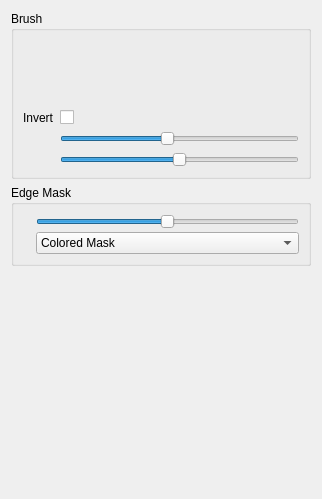
Above: src/app/ui/omni_ui_Blend.ui from WilstonOreo/omnidome before the change. Below: the same form after it.
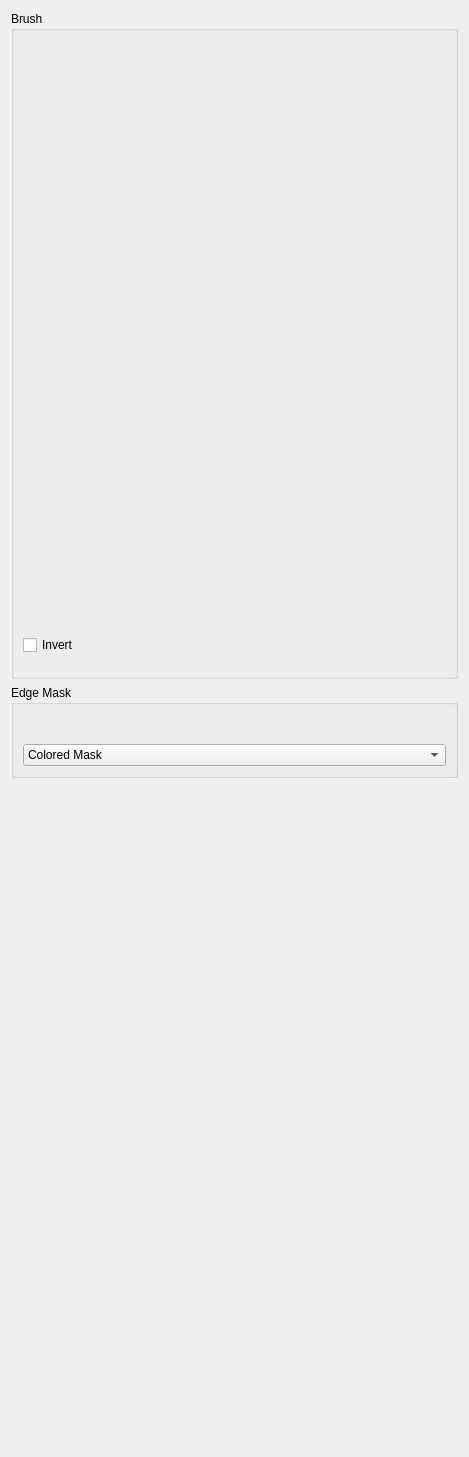
That is the form after the change. Icons and pictures are not drawn. Custom widgets are drawn as their Qt base class.

Commit message: BlendMask Settings + Brush Preview

The edit to the form file:
```diff
--- a/src/app/ui/omni_ui_Blend.ui
+++ b/src/app/ui/omni_ui_Blend.ui
@@ -6,8 +6,8 @@
    <rect>
     <x>0</x>
     <y>0</y>
-    <width>322</width>
-    <height>499</height>
+    <width>469</width>
+    <height>1457</height>
    </rect>
   </property>
   <property name="windowTitle">
@@ -17,7 +17,7 @@
    <item>
     <widget class="QGroupBox" name="grpBrush">
      <property name="sizePolicy">
-      <sizepolicy hsizetype="Preferred" vsizetype="Minimum">
+      <sizepolicy hsizetype="Preferred" vsizetype="Expanding">
        <horstretch>0</horstretch>
        <verstretch>0</verstretch>
       </sizepolicy>
@@ -25,169 +25,41 @@
      <property name="title">
       <string>Brush</string>
      </property>
-     <layout class="QFormLayout" name="formLayout_2">
-      <property name="fieldGrowthPolicy">
-       <enum>QFormLayout::AllNonFixedFieldsGrow</enum>
-      </property>
-      <item row="0" column="1">
-       <widget class="QFrame" name="horizontalFrame">
-        <layout class="QHBoxLayout" name="horizontalLayout_7">
-         <property name="leftMargin">
-          <number>0</number>
-         </property>
-         <property name="topMargin">
-          <number>0</number>
-         </property>
-         <property name="rightMargin">
-          <number>0</number>
-         </property>
-         <property name="bottomMargin">
-          <number>0</number>
-         </property>
-         <item>
-          <spacer name="horizontalSpacer">
-           <property name="orientation">
-            <enum>Qt::Horizontal</enum>
-           </property>
-           <property name="sizeHint" stdset="0">
-            <size>
-             <width>40</width>
-             <height>20</height>
-            </size>
-           </property>
-          </spacer>
-         </item>
-         <item>
-          <widget class="omni::ui::BrushPreview" name="brushPreview" native="true">
-           <property name="minimumSize">
-            <size>
-             <width>64</width>
-             <height>64</height>
-            </size>
-           </property>
-           <property name="maximumSize">
-            <size>
-             <width>64</width>
-             <height>64</height>
-            </size>
-           </property>
-          </widget>
-         </item>
-         <item>
-          <spacer name="horizontalSpacer_2">
-           <property name="orientation">
-            <enum>Qt::Horizontal</enum>
-           </property>
-           <property name="sizeHint" stdset="0">
-            <size>
-             <width>40</width>
-             <height>20</height>
-            </size>
-           </property>
-          </spacer>
-         </item>
-        </layout>
+     <layout class="QVBoxLayout" name="verticalLayout_3">
+      <item>
+       <widget class="omni::ui::BrushPreview" name="brushPreview" native="true">
+        <property name="sizePolicy">
+         <sizepolicy hsizetype="Preferred" vsizetype="Expanding">
+          <horstretch>0</horstretch>
+          <verstretch>0</verstretch>
+         </sizepolicy>
+        </property>
        </widget>
       </item>
-      <item row="1" column="0">
-       <widget class="QLabel" name="label_2">
+      <item>
+       <widget class="QCheckBox" name="chkInvert">
         <property name="text">
          <string>Invert</string>
         </property>
        </widget>
       </item>
-      <item row="2" column="0">
-       <widget class="QLabel" name="lbSize">
-        <property name="toolTip">
-         <string>Brush size</string>
-        </property>
-        <property name="text">
-         <string/>
-        </property>
-        <property name="pixmap">
-         <pixmap>:/buttons/rc/buttons/brush_size.png</pixmap>
-        </property>
-       </widget>
-      </item>
-      <item row="2" column="1">
-       <widget class="QSlider" name="sliderBrushSize">
+      <item>
+       <widget class="slim::RangedFloat" name="sliderSize" native="true">
         <property name="sizePolicy">
-         <sizepolicy hsizetype="Expanding" vsizetype="Fixed">
+         <sizepolicy hsizetype="Preferred" vsizetype="Preferred">
           <horstretch>0</horstretch>
           <verstretch>0</verstretch>
          </sizepolicy>
         </property>
-        <property name="minimumSize">
-         <size>
-          <width>32</width>
-          <height>0</height>
-         </size>
-        </property>
-        <property name="maximumSize">
-         <size>
-          <width>16777215</width>
-          <height>16777215</height>
-         </size>
-        </property>
-        <property name="minimum">
-         <number>10</number>
-        </property>
-        <property name="maximum">
-         <number>100</number>
-        </property>
-        <property name="value">
-         <number>50</number>
-        </property>
-        <property name="orientation">
-         <enum>Qt::Horizontal</enum>
-        </property>
        </widget>
       </item>
-      <item row="3" column="0">
-       <widget class="QLabel" name="lbFeather">
-        <property name="toolTip">
-         <string>Brush feather</string>
-        </property>
-        <property name="text">
-         <string/>
-        </property>
-        <property name="pixmap">
-         <pixmap>:/buttons/rc/buttons/FEATHER.png</pixmap>
-        </property>
-        <property name="scaledContents">
-         <bool>true</bool>
-        </property>
-       </widget>
-      </item>
-      <item row="3" column="1">
-       <widget class="QSlider" name="sliderFeather">
+      <item>
+       <widget class="slim::RangedFloat" name="sliderFeather" native="true">
         <property name="sizePolicy">
-         <sizepolicy hsizetype="Expanding" vsizetype="Fixed">
+         <sizepolicy hsizetype="Preferred" vsizetype="Preferred">
           <horstretch>0</horstretch>
           <verstretch>0</verstretch>
          </sizepolicy>
-        </property>
-        <property name="maximumSize">
-         <size>
-          <width>16777215</width>
-          <height>16777215</height>
-         </size>
-        </property>
-        <property name="maximum">
-         <number>200</number>
-        </property>
-        <property name="value">
-         <number>100</number>
-        </property>
-        <property name="orientation">
-         <enum>Qt::Horizontal</enum>
-        </property>
-       </widget>
-      </item>
-      <item row="1" column="1">
-       <widget class="QCheckBox" name="chkBrushInvert">
-        <property name="text">
-         <string/>
         </property>
        </widget>
       </item>
@@ -197,7 +69,7 @@
    <item>
     <widget class="QGroupBox" name="grpEdgeMask">
      <property name="sizePolicy">
-      <sizepolicy hsizetype="Preferred" vsizetype="Minimum">
+      <sizepolicy hsizetype="Preferred" vsizetype="Preferred">
        <horstretch>0</horstretch>
        <verstretch>0</verstretch>
       </sizepolicy>
@@ -205,47 +77,27 @@
      <property name="title">
       <string>Edge Mask</string>
      </property>
-     <layout class="QFormLayout" name="formLayout_5">
-      <property name="fieldGrowthPolicy">
-       <enum>QFormLayout::AllNonFixedFieldsGrow</enum>
-      </property>
-      <property name="verticalSpacing">
-       <number>3</number>
-      </property>
-      <item row="0" column="0">
-       <widget class="QLabel" name="lbGamma">
-        <property name="toolTip">
-         <string>Gamma</string>
-        </property>
-        <property name="text">
-         <string/>
-        </property>
-        <property name="pixmap">
-         <pixmap>:/qss_icons/rc/buttons/GAMMA.svg</pixmap>
-        </property>
-       </widget>
+     <layout class="QVBoxLayout" name="verticalLayout_2">
+      <item>
+       <widget class="slim::RangedFloat" name="sliderGamma" native="true"/>
       </item>
-      <item row="0" column="1">
-       <widget class="QSlider" name="sliderGamma">
-        <property name="maximumSize">
-         <size>
-          <width>16777215</width>
-          <height>16777215</height>
-         </size>
-        </property>
-        <property name="minimum">
-         <number>-100</number>
-        </property>
-        <property name="maximum">
-         <number>100</number>
-        </property>
-        <property name="orientation">
-         <enum>Qt::Horizontal</enum>
-        </property>
-       </widget>
+      <item>
+       <widget class="slim::RangedFloat" name="sliderTop" native="true"/>
       </item>
-      <item row="1" column="1">
+      <item>
+       <widget class="slim::RangedFloat" name="sliderLeft" native="true"/>
+      </item>
+      <item>
+       <widget class="slim::RangedFloat" name="sliderRight" native="true"/>
+      </item>
+      <item>
+       <widget class="slim::RangedFloat" name="sliderBottom" native="true"/>
+      </item>
+      <item>
        <widget class="QComboBox" name="boxMaskColor">
+        <property name="currentText">
+         <string>Colored Mask</string>
+        </property>
         <item>
          <property name="text">
           <string>Colored Mask</string>
@@ -283,6 +135,12 @@
    <header location="global">omni/ui/BrushPreview.h</header>
    <container>1</container>
   </customwidget>
+  <customwidget>
+   <class>slim::RangedFloat</class>
+   <extends>QWidget</extends>
+   <header>slim/RangedFloat.h</header>
+   <container>1</container>
+  </customwidget>
  </customwidgets>
  <resources/>
  <connections/>
```
Left out of the diff: 5 changed lines with no effect on the pictures. The commit also changes 29 other files.
